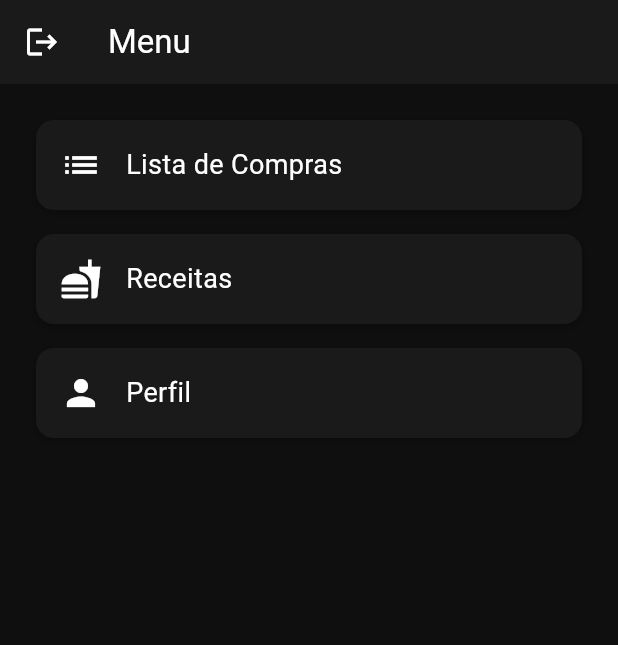
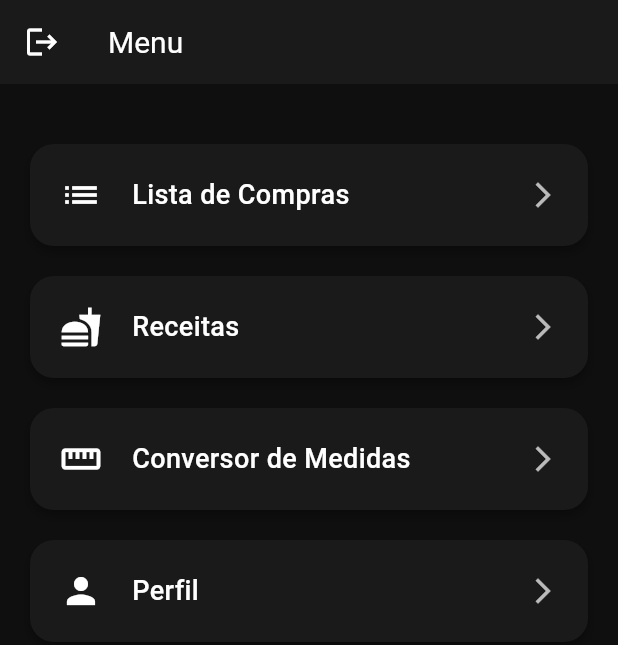
Before and after one commit to LelioNeto/ProjetoAplicativo, a Flutter app: the MenuView screen opened by its route, on a phone screen of 412 x 824 dp. Shown: the top 645 px of the screen. Run offline on Flutter 3.47's test engine with Material 3 defaults, Android fonts, the light colour scheme and no system bars; our stand-ins replace device_preview, shared_preferences; accounts and stored records are empty.

Commit message:
ultima mudança

```diff
--- a/lib/view/menu_view.dart
+++ b/lib/view/menu_view.dart
@@ -4,6 +4,7 @@ import 'tela_login_view.dart';
 import 'lista_de_produtos_view.dart';
 import 'receitas_view.dart';
 import 'perfil_view.dart';
+import 'tela_conversor_medidas_view.dart'; // import da nova tela
 
 class MenuView extends StatelessWidget {
   const MenuView({super.key});
@@ -16,38 +17,49 @@ class MenuView extends StatelessWidget {
     );
   }
 
-  void _abrirTela(BuildContext context, Widget tela) {
+  void _navegar(BuildContext context, Widget tela) {
     Navigator.push(
       context,
       MaterialPageRoute(builder: (context) => tela),
     );
   }
 
-  Widget _botaoMenu(BuildContext context, IconData icone, String titulo, Widget tela) {
+  Widget _buildBotaoMenu({
+    required BuildContext context,
+    required IconData icone,
+    required String titulo,
+    required Widget telaDestino,
+  }) {
     return GestureDetector(
-      onTap: () => _abrirTela(context, tela),
+      onTap: () => _navegar(context, telaDestino),
       child: Container(
-        padding: const EdgeInsets.all(16),
-        margin: const EdgeInsets.symmetric(vertical: 8, horizontal: 24),
+        margin: const EdgeInsets.symmetric(vertical: 10, horizontal: 20),
+        padding: const EdgeInsets.all(20),
         decoration: BoxDecoration(
           color: const Color(0xFF1A1A1A),
-          borderRadius: BorderRadius.circular(12),
+          borderRadius: BorderRadius.circular(16),
           boxShadow: [
             BoxShadow(
               color: Colors.black.withOpacity(0.3),
-              blurRadius: 4,
-              offset: const Offset(0, 2),
+              blurRadius: 5,
+              offset: const Offset(0, 4),
             ),
           ],
         ),
         child: Row(
           children: [
             Icon(icone, color: Colors.white, size: 28),
-            const SizedBox(width: 16),
+            const SizedBox(width: 20),
             Text(
               titulo,
-              style: const TextStyle(color: Colors.white, fontSize: 18),
+              style: const TextStyle(
+                color: Colors.white,
+                fontSize: 18,
+                fontWeight: FontWeight.w500,
+              ),
             ),
+            const Spacer(),
+            const Icon(Icons.arrow_forward_ios, color: Colors.white70, size: 20),
           ],
         ),
       ),
@@ -71,13 +83,36 @@ class MenuView extends StatelessWidget {
           onPressed: () => _logout(context),
         ),
       ),
-      body: Column(
-        children: [
-          const SizedBox(height: 16),
-          _botaoMenu(context, Icons.list, "Lista de Compras", const TelaListaComprasView()),
-          _botaoMenu(context, Icons.fastfood, "Receitas", const TelaReceitasView()),
-          _botaoMenu(context, Icons.person, "Perfil", const TelaPerfilView()),
-        ],
+      body: SingleChildScrollView(
+        padding: const EdgeInsets.symmetric(vertical: 30),
+        child: Column(
+          children: [
+            _buildBotaoMenu(
+              context: context,
+              icone: Icons.list,
+              titulo: "Lista de Compras",
+              telaDestino: const TelaListaComprasView(),
+            ),
+            _buildBotaoMenu(
+              context: context,
+              icone: Icons.fastfood,
+              titulo: "Receitas",
+              telaDestino: const TelaReceitasView(),
+            ),
+            _buildBotaoMenu(
+              context: context,
+              icone: Icons.straighten, // ícone de régua/medidas
+              titulo: "Conversor de Medidas",
+              telaDestino: const TelaConversorMedidasView(),
+            ),
+            _buildBotaoMenu(
+              context: context,
+              icone: Icons.person,
+              titulo: "Perfil",
+              telaDestino: const TelaPerfilView(),
+            ),
+          ],
+        ),
       ),
     );
   }
```
Also changed, not shown: lib/main.dart (+29 -8 lines), lib/view/tela_conversor_medidas_view.dart (added, +175 -0 lines).
